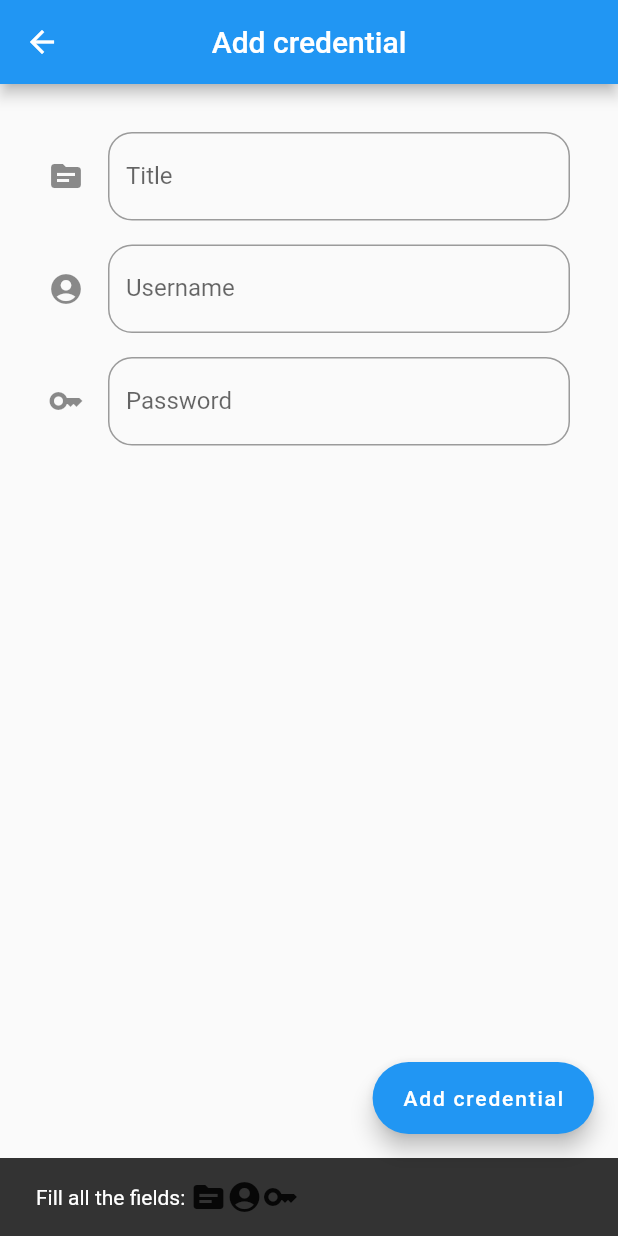
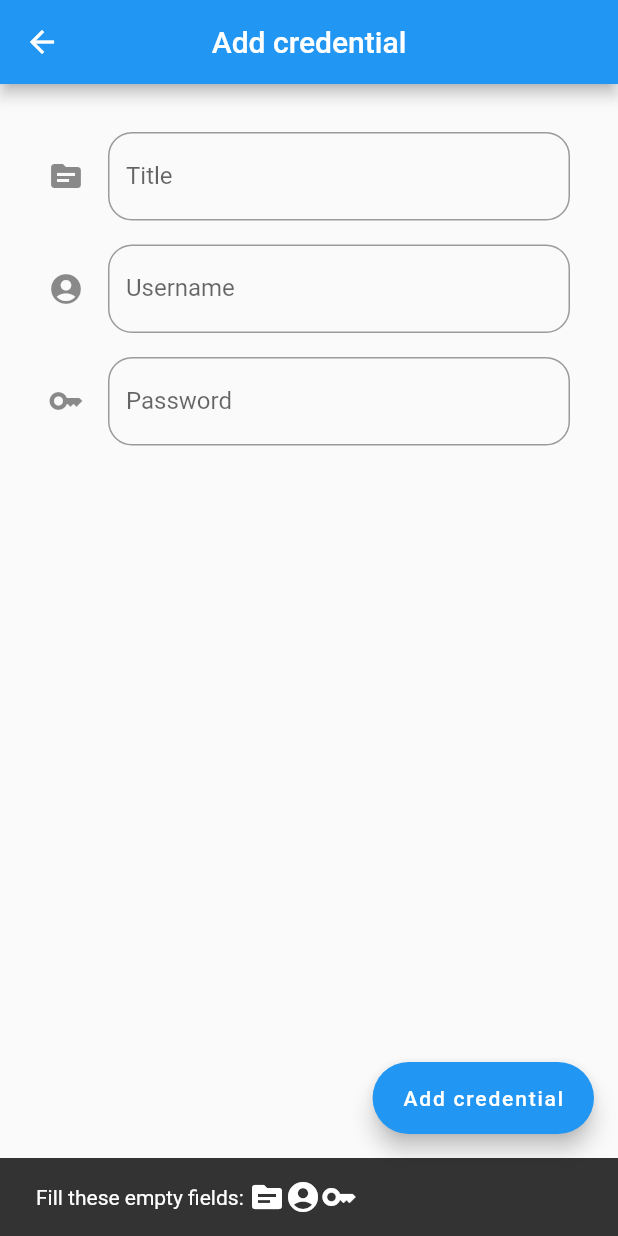
Before and after one commit to selecky/trezor, a Flutter app: the AddEditCred screen opened directly, after a tap on "Add credential", on a phone screen of 412 x 824 dp. Run offline on Flutter 3.47's test engine with Material 2 defaults, Android fonts, the phone set to English and light mode, and no system bars; our stand-ins replace bloc, flutter_bloc, get_it, hive; accounts and stored records are empty.

Commit message:
13 - empty textfields snack

```diff
--- a/lib/screens/add_edit_cred.dart
+++ b/lib/screens/add_edit_cred.dart
@@ -47,6 +47,9 @@ class _AddEditCredState extends State<AddEditCred> {
       _password = _credential!.password;
     } else {
       _isEditing = false;
+      _title = '';
+      _username = '';
+      _password = '';
     }
   }
 
@@ -130,36 +133,19 @@ class _AddEditCredState extends State<AddEditCred> {
 
   void saveCred() {
     if (
-    _credential?.title == null || _credential!
-        .title
-        .trim()
-        .isEmpty ||
-        _credential?.username == null || _credential!
-        .title
-        .trim()
-        .isEmpty ||
-        _credential?.password == null || _credential!
-        .title
-        .trim()
-        .isEmpty
+    _title!.trim().isEmpty ||
+    _username!.trim().isEmpty ||
+    _password!.trim().isEmpty
     ) {
       ScaffoldMessenger.of(context).showSnackBar(SnackBar(content: Row(
         children: [
           Text(Strings.fillAllFields + ': '),
-          if(_credential?.title == null || _credential!
-              .title
-              .trim()
-              .isEmpty) const Icon(Icons.topic),
-          if(_credential?.username == null || _credential!
-              .username
-              .trim()
-              .isEmpty) const Icon(Icons.account_circle),
-          if(_credential?.password == null || _credential!
-              .password
-              .trim()
-              .isEmpty) const Icon(Icons.key),
+          if(_title!.trim().isEmpty) const Icon(Icons.topic, color: Colors.white),
+          if(_username!.trim().isEmpty) const Icon(Icons.account_circle, color: Colors.white),
+          if(_password!.trim().isEmpty) const Icon(Icons.key, color: Colors.white),
         ],
       )));
+      return;
     }
 
     _credential ??= Credential(
--- a/lib/strings/strings.dart
+++ b/lib/strings/strings.dart
@@ -9,7 +9,7 @@ class Strings {
   static String detail = 'Detail';
   static String username = 'Username';
   static String password = 'Password';
-  static String fillAllFields = 'Fill all the fields';
+  static String fillAllFields = 'Fill these empty fields';
   static String textCopied = 'Text was copied to clipboard.';
 
 
```
